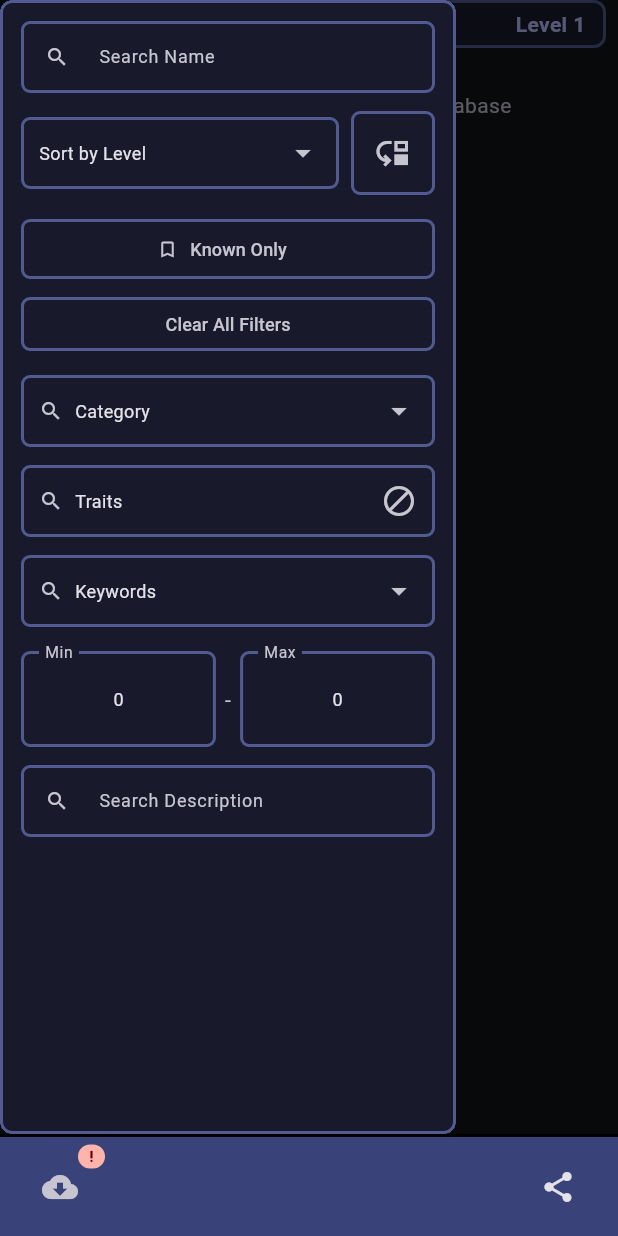
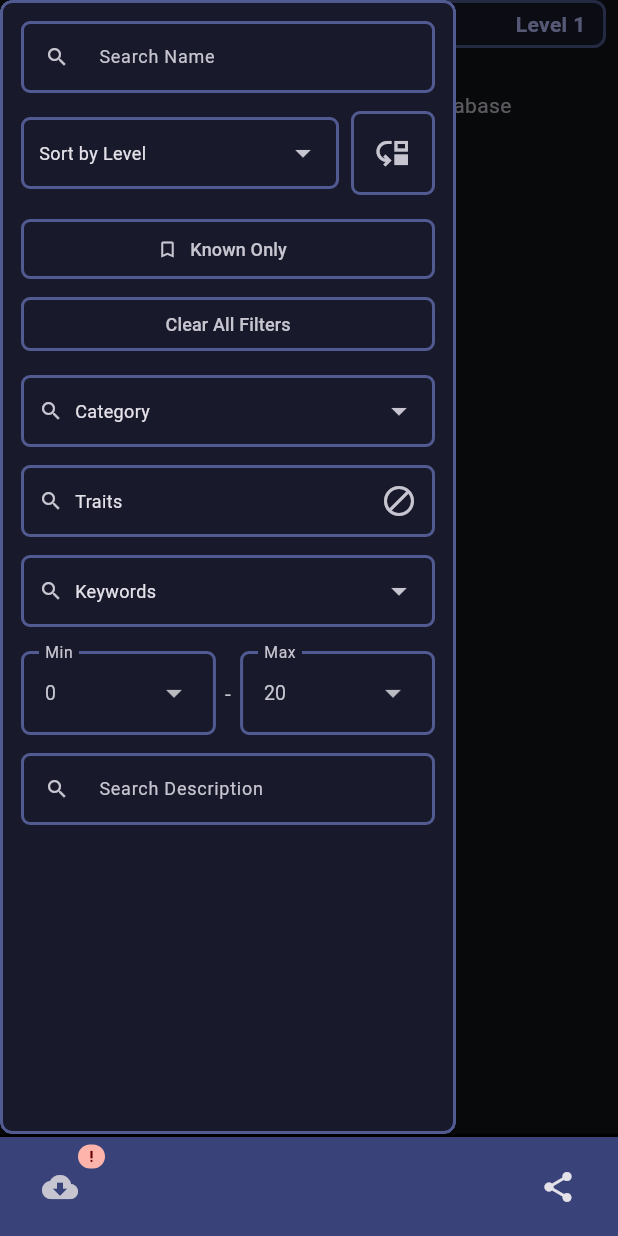
Before and after one commit to nactris/alchemicalToolkit, a Flutter app: the screen it shows after launch, with the side drawer open, on a phone screen of 412 x 824 dp. Run offline on Flutter 3.47's test engine with Material 3 defaults, Android fonts, the phone set to English and light mode, and no system bars; our stand-ins replace file_picker, flutter_markdown_plus, sqflite, sqflite_common_ffi; accounts and stored records are empty.

Commit message:
fixed incorrect description parsing fixed level issue on mobile (still can be laggy)

```diff
--- a/flutter/alchemical_toolkit/lib/book_details.dart
+++ b/flutter/alchemical_toolkit/lib/book_details.dart
@@ -37,6 +37,7 @@ class _FormulaBookDetailsState extends State<FormulaBookDetails> {
   @override
   void dispose() {
     _nameController.dispose();
+    _slotControllers.forEach((e) => e.dispose());
     super.dispose();
   }
 
@@ -167,11 +168,10 @@ class _FormulaBookDetailsState extends State<FormulaBookDetails> {
                           decoration: BoxDecoration(
                             color: colorScheme.onPrimaryFixedVariant,
                             borderRadius: BorderRadius.circular(8),
-
                           ),
                           child: Tooltip(
                             constraints: BoxConstraints(maxWidth: 600),
-                            message: details['summary']??"",
+                            message: details['summary'] ?? "",
                             triggerMode: TooltipTriggerMode.longPress,
                             child: TextButton(
                               onPressed: () {
--- a/flutter/alchemical_toolkit/lib/filter_details.dart
+++ b/flutter/alchemical_toolkit/lib/filter_details.dart
@@ -755,6 +755,7 @@ class _FilterPanelState extends State<FilterPanel> {
           horizontal: 12,
           vertical: 16,
         ),
+
         floatingLabelAlignment: FloatingLabelAlignment.start,
         floatingLabelStyle: TextStyle(
           fontSize: 14,
@@ -770,31 +771,7 @@ class _FilterPanelState extends State<FilterPanel> {
           borderRadius: BorderRadius.circular(6),
         ),
       ),
-      child: Platform.isAndroid || Platform.isIOS
-          ? SizedBox(
-              height: 32,
-              child: ListWheelScrollView.useDelegate(
-                itemExtent: 30,
-                perspective: 0.003,
-                diameterRatio: 1.5,
-                physics: const FixedExtentScrollPhysics(),
-                onSelectedItemChanged: (index) {
-                  //print(index + (min ?? 0));
-                },
-                childDelegate: ListWheelChildBuilderDelegate(
-                  childCount: (max ?? 20) - (min ?? 0) + 1,
-                  builder: (context, index) {
-                    return Center(
-                      child: Text(
-                        '${index + (min ?? 0)}',
-                        style: const TextStyle(fontSize: 12),
-                      ),
-                    );
-                  },
-                ),
-              ),
-            )
-          : DropdownButtonHideUnderline(
+      child: DropdownButtonHideUnderline(
         child: DropdownButton<int>(
           value: currentValue,
           isDense: true,
```
Also changed, not shown: flutter/alchemical_toolkit/lib/layout.dart (+11 -7 lines), 2 other files. Lines whose indentation alone changed are shown as unchanged.
